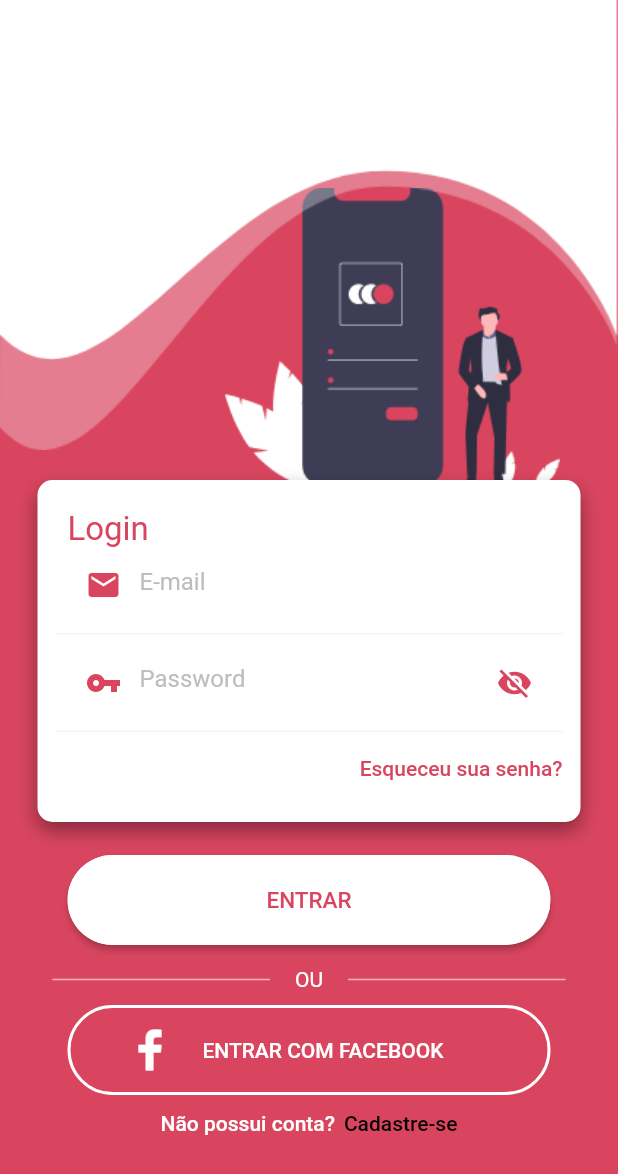
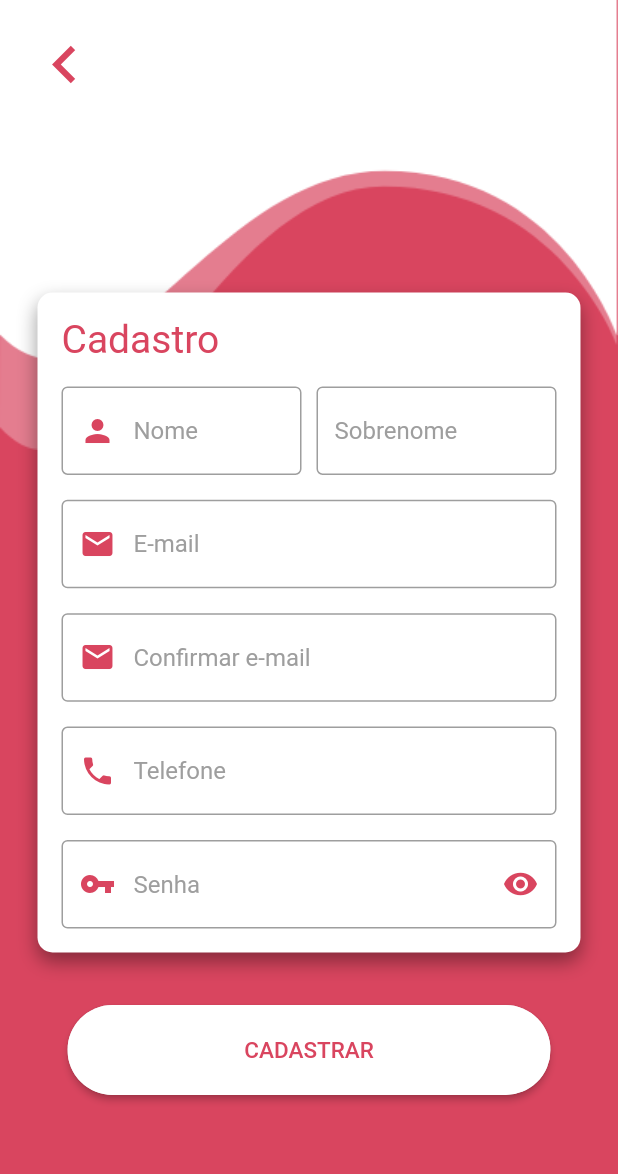
Before and after one commit to jpgSouza/food-delivery-flutter-app, a Flutter app: the screen it shows after launch, on a phone screen of 412 x 824 dp. Shown: the top 1174 px of the screen. Run offline on Flutter 3.47's test engine with Material 2 defaults, Android fonts, the phone set to English and light mode, and no system bars; our stand-ins replace carousel_pro, curved_navigation_bar, hexcolor.

Commit message:
Register Screen Implementation

```diff
--- a/lib/main.dart
+++ b/lib/main.dart
@@ -1,6 +1,7 @@
 import 'package:delivery_app/view/Screens/food_info_screen.dart';
 import 'package:delivery_app/view/Screens/home_screen.dart';
 import 'package:delivery_app/view/Screens/login_screen.dart';
+import 'package:delivery_app/view/Screens/register_screen.dart';
 import 'package:flutter/material.dart';
 import 'package:hexcolor/hexcolor.dart';
 
@@ -15,7 +16,7 @@ class MyApp extends StatelessWidget {
       theme: ThemeData(
         primaryColor: Hexcolor('#D9455F')
       ),
-      home: LoginScreen()
+      home: RegisterScreen()
     );
   }
 }
--- a/lib/view/Screens/login_screen.dart
+++ b/lib/view/Screens/login_screen.dart
@@ -1,3 +1,4 @@
+import 'package:delivery_app/view/Screens/register_screen.dart';
 import 'package:flutter/material.dart';
 import 'package:hexcolor/hexcolor.dart';
 
@@ -244,7 +245,9 @@ class LoginScreen extends StatelessWidget {
                     child: FlatButton(
                         padding: EdgeInsets.zero,
                         child: FlatButton(
-                          onPressed: () {},
+                          onPressed: () {
+                            Navigator.of(context).pushReplacement(MaterialPageRoute(builder: (context) => RegisterScreen(),));
+                          },
                           padding: EdgeInsets.zero,
                           child: Row(
                             mainAxisAlignment: MainAxisAlignment.center,
--- /dev/null
+++ b/lib/view/Screens/register_screen.dart
@@ -0,0 +1,244 @@
+import 'package:delivery_app/view/Screens/login_screen.dart';
+import 'package:flutter/cupertino.dart';
+import 'package:flutter/material.dart';
+
+class RegisterScreen extends StatelessWidget {
+  @override
+  Widget build(BuildContext context) {
+    return Scaffold(
+      backgroundColor: Theme.of(context).primaryColor,
+      body: Form(
+        child: SafeArea(
+            child: ListView(
+          physics: AlwaysScrollableScrollPhysics(),
+          children: <Widget>[
+            Container(
+              width: MediaQuery.of(context).size.width,
+              height: MediaQuery.of(context).size.height,
+              child: Stack(
+                children: <Widget>[
+                  Positioned(
+                    child: Container(
+                      height: 300.0,
+                      width: MediaQuery.of(context).size.width,
+                      child: Image(
+                        image: AssetImage(
+                            "lib/view/images/background/custom-shape-2.png"),
+                        fit: BoxFit.fill,
+                      ),
+                    ),
+                  ),
+                  Positioned(
+                    child: Container(
+                      width: MediaQuery.of(context).size.width,
+                      child: Image(
+                        image: AssetImage(
+                            "lib/view/images/background/custom-shape-1.png"),
+                        fit: BoxFit.fill,
+                      ),
+                    ),
+                  ),
+                  Positioned(
+                    top: 10.0,
+                    left: 10.0,
+                    child: IconButton(
+                      icon: Icon(Icons.keyboard_arrow_left),
+                      color: Theme.of(context).primaryColor,
+                      iconSize: 50.0,
+                      onPressed: () {
+                        Navigator.of(context).pushReplacement(MaterialPageRoute(builder: (context) => LoginScreen(),));
+                      },
+                    ),
+                  ),
+                  Positioned(
+                    top: 195.0,
+                    left: 25.0,
+                    right: 25.0,
+                    child: Container(
+                        width: 369.0,
+                        height: 440,
+                        padding: EdgeInsets.all(12.0),
+                        decoration: BoxDecoration(
+                          color: Colors.white,
+                          borderRadius: BorderRadius.circular(10.0),
+                          boxShadow: [
+                            BoxShadow(
+                                color: Colors.black38,
+                                blurRadius: 10.0,
+                                offset: Offset(0, 6))
+                          ],
+                        ),
+                        child: Container(
+                          padding: EdgeInsets.all(4.0),
+                          child: Column(
+                            crossAxisAlignment: CrossAxisAlignment.stretch,
+                            mainAxisAlignment: MainAxisAlignment.spaceBetween,
+                            children: <Widget>[
+                              Text(
+                                "Cadastro",
+                                style: TextStyle(
+                                    color: Theme.of(context).primaryColor,
+                                    fontSize: 26.0),
+                              ),
+                              Row(
+                                mainAxisAlignment:
+                                    MainAxisAlignment.spaceBetween,
+                                children: <Widget>[
+                                  Expanded(
+                                    child: TextFormField(
+                                        keyboardType: TextInputType.text,
+                                        decoration: InputDecoration(
+                                          prefixIcon: Icon(
+                                            Icons.person,
+                                            color:
+                                                Theme.of(context).primaryColor,
+                                          ),
+                                          focusedBorder: OutlineInputBorder(
+                                            borderSide: BorderSide(
+                                                color: Theme.of(context)
+                                                    .primaryColor),
+                                          ),
+                                          border: OutlineInputBorder(),
+                                          hintText: "Nome",
+                                          hintStyle: TextStyle(
+                                              color: Colors.grey[500]),
+                                        )),
+                                  ),
+                                  SizedBox(
+                                    width: 10.0,
+                                  ),
+                                  Expanded(
+                                    child: TextFormField(
+                                        keyboardType: TextInputType.text,
+                                        decoration: InputDecoration(
+                                          focusedBorder: OutlineInputBorder(
+                                            borderSide: BorderSide(
+                                                color: Theme.of(context)
+                                                    .primaryColor),
+                                          ),
+                                          border: OutlineInputBorder(),
+                                          hintText: "Sobrenome",
+                                          hintStyle: TextStyle(
+                                              color: Colors.grey[500]),
+                                        )),
+                                  )
+                                ],
+                              ),
+                              TextFormField(
+                                  keyboardType: TextInputType.text,
+                                  decoration: InputDecoration(
+                                    prefixIcon: Icon(
+                                      Icons.email,
+                                      color: Theme.of(context).primaryColor,
+                                    ),
+                                    focusedBorder: OutlineInputBorder(
+                                      borderSide: BorderSide(
+                                          color:
+                                              Theme.of(context).primaryColor),
+                                    ),
+                                    border: OutlineInputBorder(),
+                                    hintText: "E-mail",
+                                    hintStyle:
+                                        TextStyle(color: Colors.grey[500]),
+                                  )),
+                              TextFormField(
+                                  keyboardType: TextInputType.text,
+                                  decoration: InputDecoration(
+                                    prefixIcon: Icon(
+                                      Icons.email,
+                                      color: Theme.of(context).primaryColor,
+                                    ),
+                                    focusedBorder: OutlineInputBorder(
+                                      borderSide: BorderSide(
+                                          color:
+                                              Theme.of(context).primaryColor),
+                                    ),
+                                    border: OutlineInputBorder(),
+                                    hintText: "Confirmar e-mail",
+                                    hintStyle:
+                                        TextStyle(color: Colors.grey[500]),
+                                  )),
+                              TextFormField(
+                                  keyboardType: TextInputType.number,
+                                  decoration: InputDecoration(
+                                    prefixIcon: Icon(
+                                      Icons.phone,
+                                      color: Theme.of(context).primaryColor,
+                                    ),
+                                    focusedBorder: OutlineInputBorder(
+                                      borderSide: BorderSide(
+                                          color:
+                                              Theme.of(context).primaryColor),
+                                    ),
+                                    border: OutlineInputBorder(),
+                                    hintText: "Telefone",
+                                    hintStyle:
+                                        TextStyle(color: Colors.grey[500]),
+                                  )),
+                              TextFormField(
+                                  keyboardType: TextInputType.text,
+                                  obscureText: true,
+                                  decoration: InputDecoration(
+                                    prefixIcon: Icon(
+                                      Icons.vpn_key,
+                                      color: Theme.of(context).primaryColor,
+                                    ),
+                                    suffixIcon: IconButton(
+                                      icon: Icon(Icons.remove_red_eye),
+                                      color: Theme.of(context).primaryColor,
+                                      onPressed: () {},
+                                    ),
+                                    focusedBorder: OutlineInputBorder(
+                                      borderSide: BorderSide(
+                                          color:
+                                              Theme.of(context).primaryColor),
+                                    ),
+                                    border: OutlineInputBorder(),
+                                    hintText: "Senha",
+                                    hintStyle:
+                                        TextStyle(color: Colors.grey[500]),
+                                  )),
+                            ],
+                          ),
+                        )),
+                  ),
+                  Positioned(
+                      top: 670.0,
+                      left: 45.0,
+                      right: 45.0,
+                      child: Container(
+                        height: 60.0,
+                        alignment: Alignment.center,
+                        child: RaisedButton(
+                          onPressed: () {},
+                          shape: RoundedRectangleBorder(
+                              borderRadius: BorderRadius.circular(40.0)),
+                          padding: EdgeInsets.all(0.0),
+                          child: Ink(
+                              decoration: BoxDecoration(
+                                  color: Colors.white,
+                                  borderRadius: BorderRadius.circular(40.0)),
+                              child: Container(
+                                constraints: BoxConstraints(
+                                    maxWidth: 350.0, minHeight: 60.0),
+                                alignment: Alignment.center,
+                                child: Text(
+                                  "CADASTRAR",
+                                  textAlign: TextAlign.center,
+                                  style: TextStyle(
+                                    color: Theme.of(context).primaryColor,
+                                    fontSize: 15.0,
+                                  ),
+                                ),
+                              )),
+                        ),
+                      )),
+                ],
+              ),
+            ),
+          ],
+        )),
+      ),
+    );
+  }
+}
```
